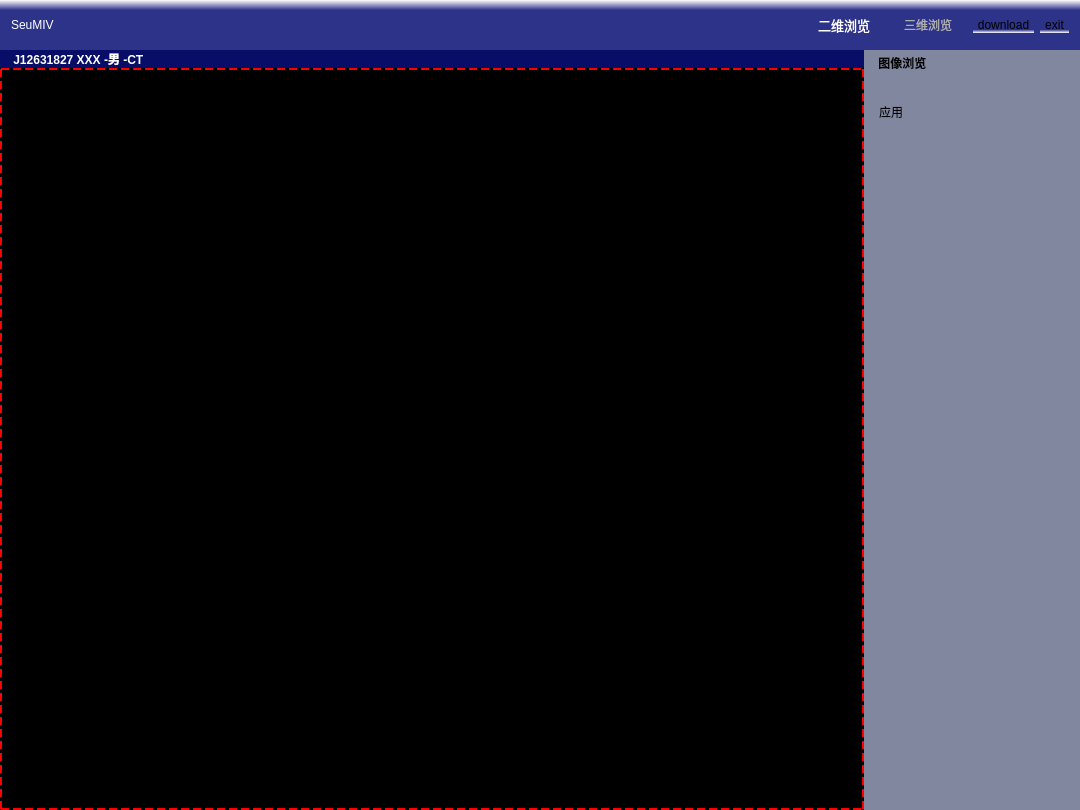
Qt form mainwindow.ui (JiananHe/SeuMIV) before a commit.
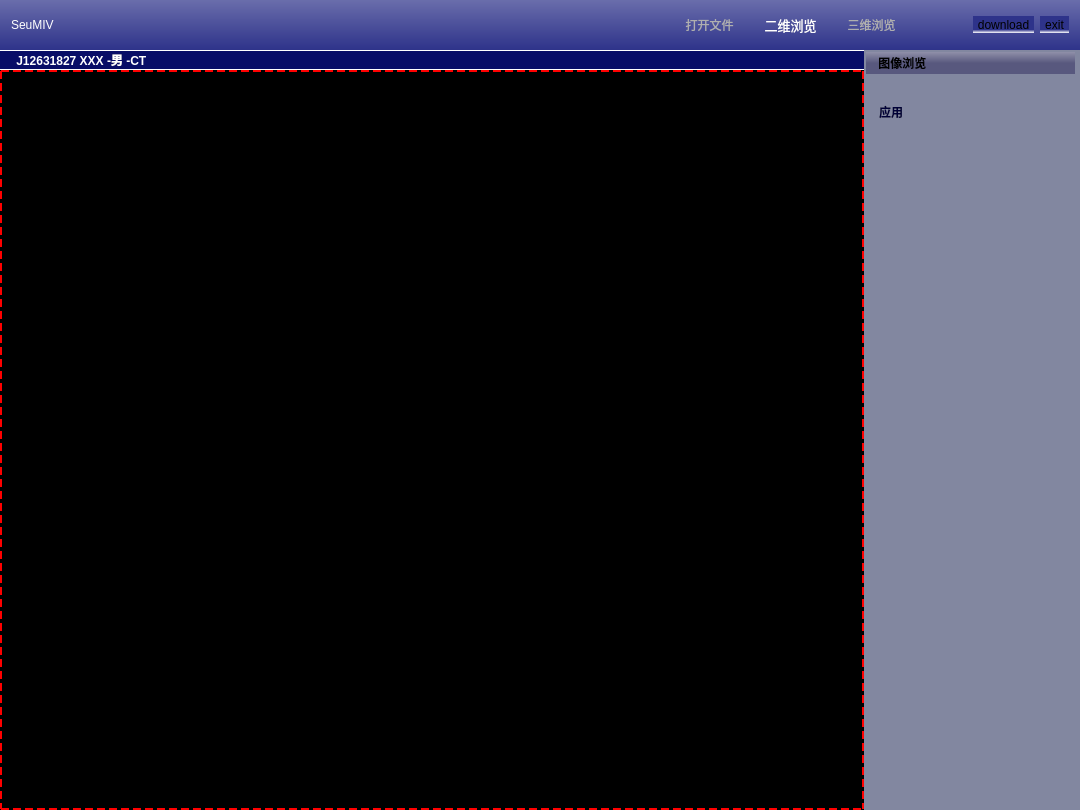
The same form after that commit. Icons and pictures are not drawn.

Commit message: 修改资源文件

Patch:
```diff
--- a/mainwindow.ui
+++ b/mainwindow.ui
@@ -45,7 +45,7 @@
        </sizepolicy>
       </property>
       <property name="styleSheet">
-       <string notr="true">background-color: qlineargradient(spread:pad, x1:0.5, y1:1, x2:0.5, y2:0, stop:0.8 rgba(46, 51, 138, 255), stop:1 rgba(255, 255, 255, 255));
+       <string notr="true">background-color: qlineargradient(spread:pad, x1:0.5, y1:1, x2:0.5, y2:-2.5, stop:0 rgba(46, 51, 138, 255), stop:1 rgba(255, 255, 255, 255));
 </string>
       </property>
       <layout class="QHBoxLayout" name="horizontalLayout_2">
@@ -53,7 +53,7 @@
         <widget class="QLabel" name="title">
          <property name="sizePolicy">
           <sizepolicy hsizetype="Preferred" vsizetype="Preferred">
-           <horstretch>6</horstretch>
+           <horstretch>5</horstretch>
            <verstretch>0</verstretch>
           </sizepolicy>
          </property>
@@ -71,7 +71,7 @@
         <widget class="QLabel" name="placeholder">
          <property name="sizePolicy">
           <sizepolicy hsizetype="Preferred" vsizetype="Preferred">
-           <horstretch>34</horstretch>
+           <horstretch>20</horstretch>
            <verstretch>0</verstretch>
           </sizepolicy>
          </property>
@@ -83,11 +83,31 @@
          </property>
         </widget>
        </item>
+       <item>
+        <widget class="QPushButton" name="pushButton">
+         <property name="sizePolicy">
+          <sizepolicy hsizetype="Minimum" vsizetype="Fixed">
+           <horstretch>2</horstretch>
+           <verstretch>0</verstretch>
+          </sizepolicy>
+         </property>
+         <property name="styleSheet">
+          <string notr="true">color: rgb(175,175,175);
+font: 75 10pt &quot;微软雅黑&quot;;</string>
+         </property>
+         <property name="text">
+          <string>打开文件</string>
+         </property>
+         <property name="flat">
+          <bool>true</bool>
+         </property>
+        </widget>
+       </item>
        <item>
         <widget class="QPushButton" name="button2D">
          <property name="sizePolicy">
           <sizepolicy hsizetype="Minimum" vsizetype="Fixed">
-           <horstretch>4</horstretch>
+           <horstretch>2</horstretch>
            <verstretch>0</verstretch>
           </sizepolicy>
          </property>
@@ -116,7 +136,7 @@
         <widget class="QPushButton" name="button3D">
          <property name="sizePolicy">
           <sizepolicy hsizetype="Minimum" vsizetype="Fixed">
-           <horstretch>4</horstretch>
+           <horstretch>2</horstretch>
            <verstretch>0</verstretch>
           </sizepolicy>
          </property>
@@ -132,6 +152,22 @@
          </property>
         </widget>
        </item>
+       <item>
+        <widget class="QLabel" name="placeholder_2">
+         <property name="sizePolicy">
+          <sizepolicy hsizetype="Preferred" vsizetype="Preferred">
+           <horstretch>2</horstretch>
+           <verstretch>0</verstretch>
+          </sizepolicy>
+         </property>
+         <property name="styleSheet">
+          <string notr="true">background-color: rgba(255, 255, 255, 0);</string>
+         </property>
+         <property name="text">
+          <string/>
+         </property>
+        </widget>
+       </item>
        <item>
         <widget class="QToolButton" name="download">
          <property name="sizePolicy">
@@ -256,7 +292,10 @@
               <string notr="true">background-color: rgb(8, 13, 103);
 color: rgb(255, 255, 255);
 font: 75 11pt &quot;微软雅黑&quot;;
-font-weight: 600</string>
+font-weight: 600;
+border-style:solid none;
+border-width:1px;
+border-color:white;</string>
              </property>
              <property name="text">
               <string>    J12631827 XXX -男 -CT</string>
@@ -344,7 +383,8 @@
                 </property>
                 <property name="styleSheet">
                  <string notr="true">font: 75 9pt &quot;微软雅黑&quot;;
-font-weight: 600</string>
+font-weight: 600;
+background-color: qlineargradient(spread:pad, x1:0.5, y1:0.5, x2:0.5, y2:-1, stop:0 rgba(88, 88, 126, 255), stop:1 rgba(255, 255, 255, 255));</string>
                 </property>
                 <property name="text">
                  <string>    图像浏览</string>
@@ -381,7 +421,9 @@
               <item>
                <widget class="QLabel" name="label_2">
                 <property name="styleSheet">
-                 <string notr="true">font: 75 14pt &quot;微软雅黑&quot;;</string>
+                 <string notr="true">font: 75 14pt &quot;微软雅黑&quot;;
+font-weight: 700;
+color: rgb(0, 0, 56)</string>
                 </property>
                 <property name="text">
                  <string>应用</string>
```
Left out of the diff: 11 changed lines with no effect on the pictures. The commit also changes 6 other files.
